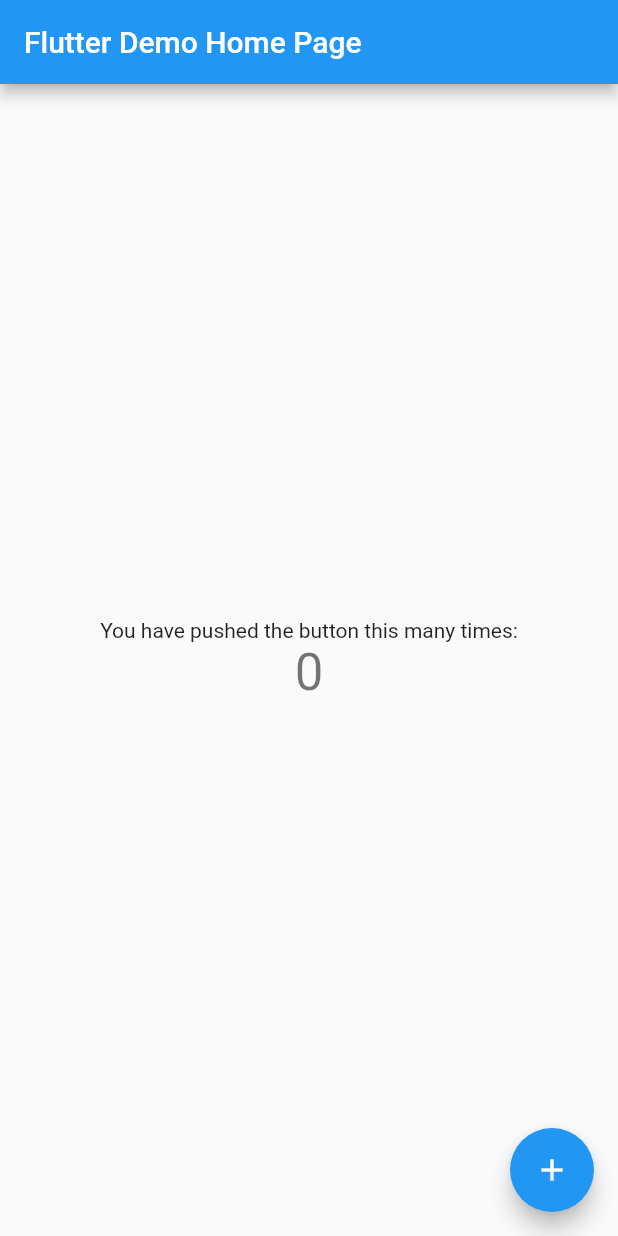
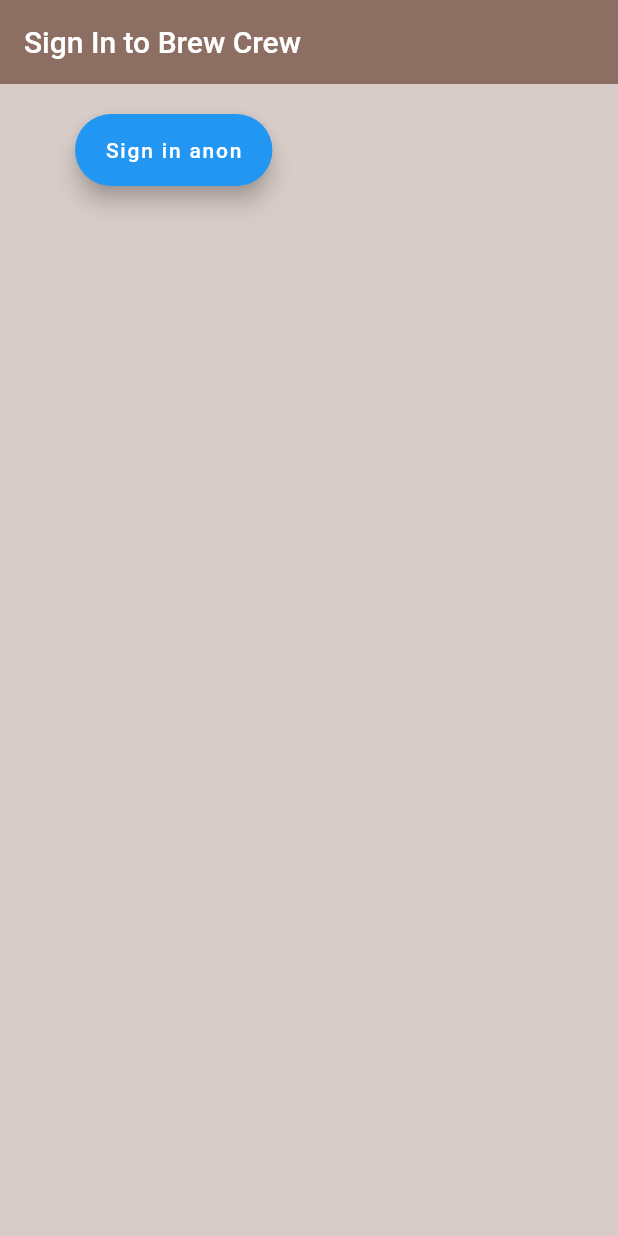
Before and after one commit to Tani21/coffee_much_needed, a Flutter app: the screen it shows after launch, on a phone screen of 412 x 824 dp. Run offline on Flutter 3.47's test engine with Material 2 defaults, Android fonts, the phone set to English and light mode, and no system bars; our stand-ins replace firebase_auth; accounts and stored records are empty.

Commit message:
working on it

```diff
--- a/lib/main.dart
+++ b/lib/main.dart
@@ -1,4 +1,5 @@
 import 'package:flutter/material.dart';
+import 'package:i_need_coffee/screens/wrapper.dart';
 
 void main() {
   runApp(MyApp());
@@ -9,105 +10,7 @@
   @override
   Widget build(BuildContext context) {
     return MaterialApp(
-      title: 'Flutter Demo',
-      theme: ThemeData(
-        // This is the theme of your application.
-        //
-        // Try running your application with "flutter run". You'll see the
-        // application has a blue toolbar. Then, without quitting the app, try
-        // changing the primarySwatch below to Colors.green and then invoke
-        // "hot reload" (press "r" in the console where you ran "flutter run",
-        // or simply save your changes to "hot reload" in a Flutter IDE).
-        // Notice that the counter didn't reset back to zero; the application
-        // is not restarted.
-        primarySwatch: Colors.blue,
-      ),
-      home: MyHomePage(title: 'Flutter Demo Home Page'),
+      home: Wrapper(),
     );
   }
 }
-
-class MyHomePage extends StatefulWidget {
-  MyHomePage({Key? key, required this.title}) : super(key: key);
-
-  // This widget is the home page of your application. It is stateful, meaning
-  // that it has a State object (defined below) that contains fields that affect
-  // how it looks.
-
-  // This class is the configuration for the state. It holds the values (in this
-  // case the title) provided by the parent (in this case the App widget) and
-  // used by the build method of the State. Fields in a Widget subclass are
-  // always marked "final".
-
-  final String title;
-
-  @override
-  _MyHomePageState createState() => _MyHomePageState();
-}
-
-class _MyHomePageState extends State<MyHomePage> {
-  int _counter = 0;
-
-  void _incrementCounter() {
-    setState(() {
-      // This call to setState tells the Flutter framework that something has
-      // changed in this State, which causes it to rerun the build method below
-      // so that the display can reflect the updated values. If we changed
-      // _counter without calling setState(), then the build method would not be
-      // called again, and so nothing would appear to happen.
-      _counter++;
-    });
-  }
-
-  @override
-  Widget build(BuildContext context) {
-    // This method is rerun every time setState is called, for instance as done
-    // by the _incrementCounter method above.
-    //
-    // The Flutter framework has been optimized to make rerunning build methods
-    // fast, so that you can just rebuild anything that needs updating rather
-    // than having to individually change instances of widgets.
-    return Scaffold(
-      appBar: AppBar(
-        // Here we take the value from the MyHomePage object that was created by
-        // the App.build method, and use it to set our appbar title.
-        title: Text(widget.title),
-      ),
-      body: Center(
-        // Center is a layout widget. It takes a single child and positions it
-        // in the middle of the parent.
-        child: Column(
-          // Column is also a layout widget. It takes a list of children and
-          // arranges them vertically. By default, it sizes itself to fit its
-          // children horizontally, and tries to be as tall as its parent.
-          //
-          // Invoke "debug painting" (press "p" in the console, choose the
-          // "Toggle Debug Paint" action from the Flutter Inspector in Android
-          // Studio, or the "Toggle Debug Paint" command in Visual Studio Code)
-          // to see the wireframe for each widget.
-          //
-          // Column has various properties to control how it sizes itself and
-          // how it positions its children. Here we use mainAxisAlignment to
-          // center the children vertically; the main axis here is the vertical
-          // axis because Columns are vertical (the cross axis would be
-          // horizontal).
-          mainAxisAlignment: MainAxisAlignment.center,
-          children: <Widget>[
-            Text(
-              'You have pushed the button this many times:',
-            ),
-            Text(
-              '$_counter',
-              style: Theme.of(context).textTheme.headline4,
-            ),
-          ],
-        ),
-      ),
-      floatingActionButton: FloatingActionButton(
-        onPressed: _incrementCounter,
-        tooltip: 'Increment',
-        child: Icon(Icons.add),
-      ), // This trailing comma makes auto-formatting nicer for build methods.
-    );
-  }
-}
--- /dev/null
+++ b/lib/screens/authenticate/authenticate.dart
@@ -0,0 +1,19 @@
+import 'package:flutter/cupertino.dart';
+import 'package:flutter/material.dart';
+import 'package:i_need_coffee/screens/authenticate/sign_in.dart';
+
+class Authenticate extends StatefulWidget {
+  const Authenticate({ Key? key }) : super(key: key);
+
+  @override
+  _AuthenticateState createState() => _AuthenticateState();
+}
+
+class _AuthenticateState extends State<Authenticate> {
+  @override
+  Widget build(BuildContext context) {
+    return Container(
+      child : SignIn(),
+    );
+  }
+}
--- /dev/null
+++ b/lib/screens/authenticate/sign_in.dart
@@ -0,0 +1,46 @@
+import 'package:flutter/material.dart';
+import 'package:i_need_coffee/services/auth.dart';
+
+class SignIn extends StatefulWidget {
+  const SignIn({ Key? key }) : super(key: key);
+
+  @override
+  _SignInState createState() => _SignInState();
+}
+
+class _SignInState extends State<SignIn> {
+
+final AuthService _auth = AuthService();
+
+  @override
+  Widget build(BuildContext context) {
+    return Scaffold(
+       backgroundColor: Colors.brown[100],
+      appBar: AppBar(
+        backgroundColor: Colors.brown[400],
+        elevation: 0,
+        title: Text('Sign In to Brew Crew'),
+      ),
+
+      body: Container(
+        padding: EdgeInsets.symmetric(vertical: 20, horizontal: 50),
+        child: FloatingActionButton.extended(
+          onPressed:() async {
+            dynamic result = await _auth.signInAnon();
+            if(result==null)
+            {
+              print('error signing in');
+            }
+
+            else
+            {
+              print('signed in');
+              print(result);
+            }
+          },
+          label: const Text('Sign in anon'),
+        ),
+      ),
+    );
+  }
+}
--- /dev/null
+++ b/lib/screens/wrapper.dart
@@ -0,0 +1,12 @@
+import 'package:flutter/material.dart';
+import 'package:i_need_coffee/screens/authenticate/authenticate.dart';
+import 'package:i_need_coffee/screens/home/home.dart';
+
+class Wrapper extends StatelessWidget {
+  const Wrapper({ Key? key }) : super(key: key);
+
+  @override
+  Widget build(BuildContext context) {
+    return Authenticate();
+  }
+}
--- a/pubspec.yaml
+++ b/pubspec.yaml
@@ -28,6 +28,11 @@
   # The following adds the Cupertino Icons font to your application.
   # Use with the CupertinoIcons class for iOS style icons.
   cupertino_icons: ^1.0.2
+  firebase_core: ^0.4.0+9
+  firebase_auth: ^0.14.0+5
+  cloud_firestore: ^0.12.9+5
+
+
 
 dev_dependencies:
   flutter_test:
```
Also changed, not shown: lib/screens/home/home.dart (added, +12 -0 lines), lib/services/auth.dart (added, +22 -0 lines), pubspec.lock, 3 other files.
